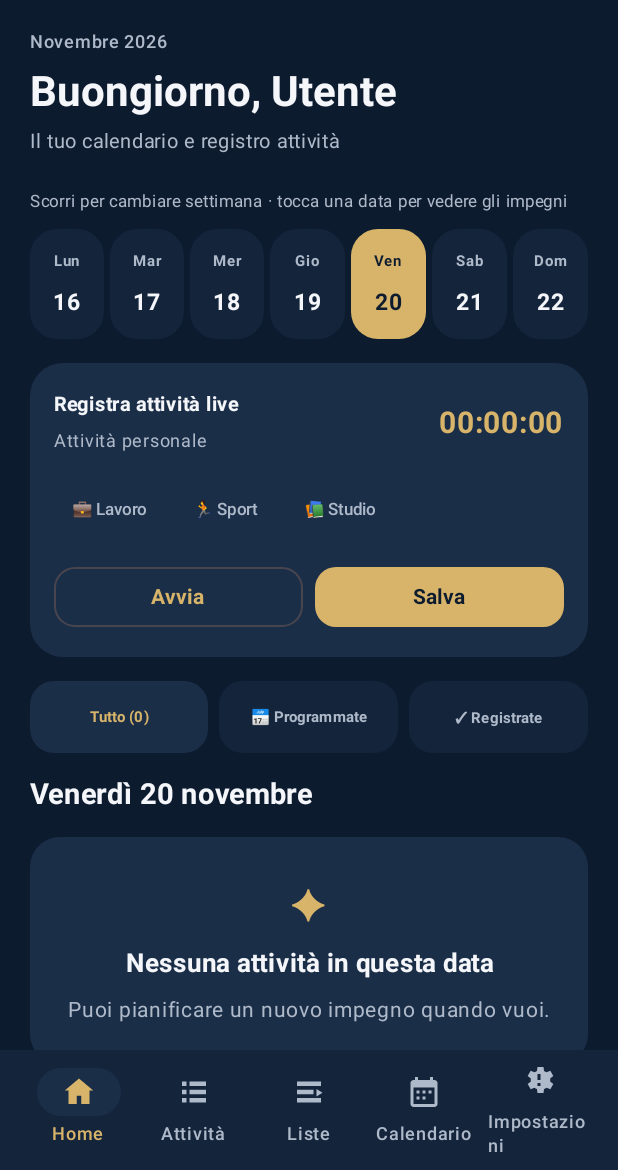
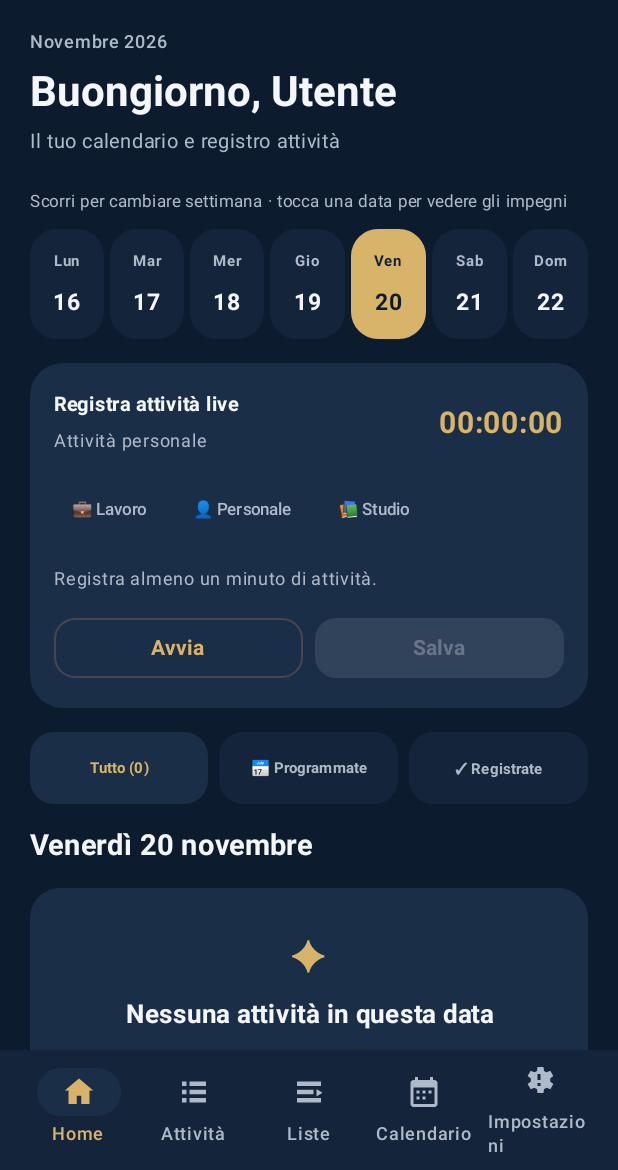
Before and after one commit to rabbasciano-boop/Task-organizer-, an Android app built with Jetpack Compose: the @Preview function TaskOrganizerPreview, on a phone screen of 412 x 824 dp, the part 66-1236 px from its top. Run offline under Robolectric (Android 15) with nearby library versions, the phone set to English and light mode, and no system bars; libraries missing offline, so code that uses them is left out: java.net, javax.net.ssl, kotlinx.coroutines.sync.

Commit message:
FE-5 Keep live activity logs consistent

```diff
--- a/app/src/main/java/com/example/taskorganizer/MainActivity.kt
+++ b/app/src/main/java/com/example/taskorganizer/MainActivity.kt
@@ -930,6 +930,7 @@ private fun TaskOrganizerApp(
                     signedInAccount = signedInAccount,
                     onAdd = openNewTask,
                     onAddLog = { title, category, minutes, date ->
+                        if (!date.isAfter(LocalDate.now()) && minutes >= 1) {
                             updateArchive(change = { disk ->
                                 disk.copy(
                                     tasks = disk.tasks + OrganizerTask(
@@ -937,12 +938,13 @@ private fun TaskOrganizerApp(
                                         date = date.toString(),
                                         time = LocalTime.now().withSecond(0).withNano(0).toString(),
                                         category = category,
-                                    note = "Log registrato · $minutes min",
+                                        note = minutes.toString(),
                                         completed = true,
                                         reminderEnabled = false
                                     )
                                 )
                             })
+                        }
                     },
                     onToggleTask = ::toggleTaskById,
                     onCompleteTask = ::completeTaskById,
@@ -1214,6 +1216,7 @@ private fun TodayScreen(
         (timerNowMillis - timerStartedAtMillis).coerceAtLeast(0L)
     } else 0L
     val timerSeconds = (timerElapsedMillis / 1_000L).toInt()
+    val canSaveLiveLog = timerSeconds >= 60 && !selectedDate.isAfter(LocalDate.now())
     LaunchedEffect(timerRunning, timerStartedAtMillis) {
         while (timerRunning) {
             timerNowMillis = System.currentTimeMillis()
@@ -1324,9 +1327,18 @@ private fun TodayScreen(
                     Text(formatLiveTimer(timerSeconds), color = Gold, fontSize = 20.sp, fontWeight = FontWeight.Bold)
                 }
                 Row(horizontalArrangement = Arrangement.spacedBy(6.dp)) {
-                    listOf("💼 Lavoro" to "Lavoro", "🏃 Sport" to "Sport", "📚 Studio" to "Studio").forEach { (label, category) ->
-                        TextButton(onClick = { activeTimerTitle = label.drop(3); activeTimerCategory = category }) { Text(label, color = SoftText, fontSize = 11.sp) }
-                    }
+                    listOf(
+                        Triple("💼 Lavoro", "Lavoro", "Lavoro"),
+                        Triple("👤 Personale", "Personale", "Personale"),
+                        Triple("📚 Studio", "Studio", "Studio")
+                    ).forEach { (label, title, category) ->
+                        TextButton(onClick = { activeTimerTitle = title; activeTimerCategory = category }) { Text(label, color = SoftText, fontSize = 11.sp) }
+                    }
+                }
+                if (selectedDate.isAfter(LocalDate.now())) {
+                    Text("Puoi registrare un'attività solo per oggi o per una data passata.", color = Danger, fontSize = 12.sp)
+                } else if (timerSeconds < 60) {
+                    Text("Registra almeno un minuto di attività.", color = SoftText, fontSize = 12.sp)
                 }
                 Row(modifier = Modifier.fillMaxWidth(), horizontalArrangement = Arrangement.spacedBy(8.dp)) {
                     OutlinedButton(onClick = {
@@ -1344,12 +1356,13 @@ private fun TodayScreen(
                     }
                     Button(
                         onClick = {
-                            onAddLog(activeTimerTitle, activeTimerCategory, (timerSeconds / 60).coerceAtLeast(1), selectedDate)
+                            onAddLog(activeTimerTitle, activeTimerCategory, timerSeconds / 60, selectedDate)
                             timerRunning = false
                             timerStartedAtMillis = 0L
                             timerAccumulatedMillis = 0L
                             timerNowMillis = System.currentTimeMillis()
                         },
+                        enabled = canSaveLiveLog,
                         modifier = Modifier.weight(1f),
                         shape = RoundedCornerShape(14.dp),
                         colors = ButtonDefaults.buttonColors(containerColor = Gold, contentColor = NightBlue)
```
Lines whose indentation alone changed are shown as unchanged.
